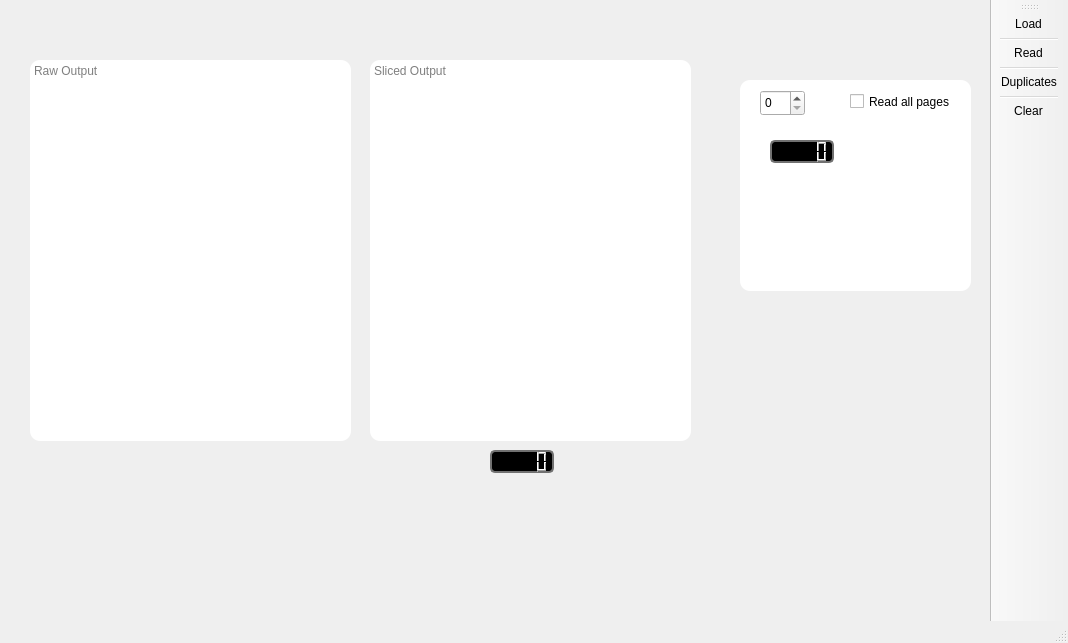
Qt form mainwindow.ui (2qp/pdf) before a commit.
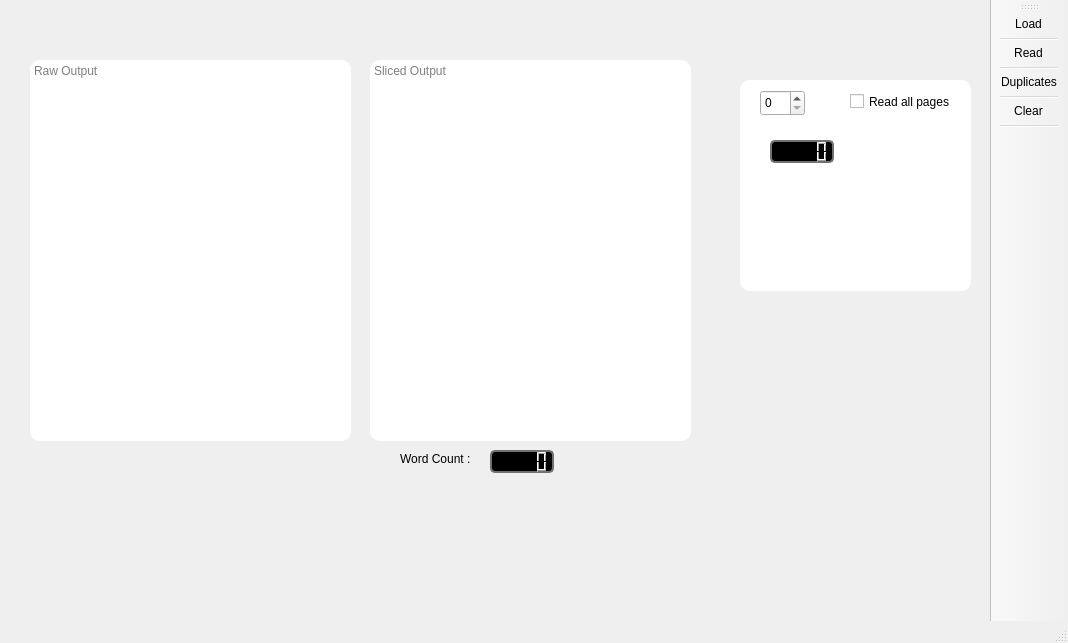
The same form after that commit. Icons and pictures are not drawn.

Diff of the .ui file:
```diff
--- a/mainwindow.ui
+++ b/mainwindow.ui
@@ -144,6 +144,19 @@
 }</string>
     </property>
    </widget>
+   <widget class="QLabel" name="label">
+    <property name="geometry">
+     <rect>
+      <x>400</x>
+      <y>450</y>
+      <width>81</width>
+      <height>17</height>
+     </rect>
+    </property>
+    <property name="text">
+     <string>Word Count :</string>
+    </property>
+   </widget>
   </widget>
   <widget class="QStatusBar" name="statusbar"/>
   <widget class="QToolBar" name="toolBar">
@@ -169,6 +182,7 @@
    <addaction name="actionDuplicates"/>
    <addaction name="separator"/>
    <addaction name="actionClear"/>
+   <addaction name="separator"/>
   </widget>
   <widget class="QMenuBar" name="menubar">
    <property name="geometry">
```
Left out of the diff: 24 changed lines with no effect on the pictures.
